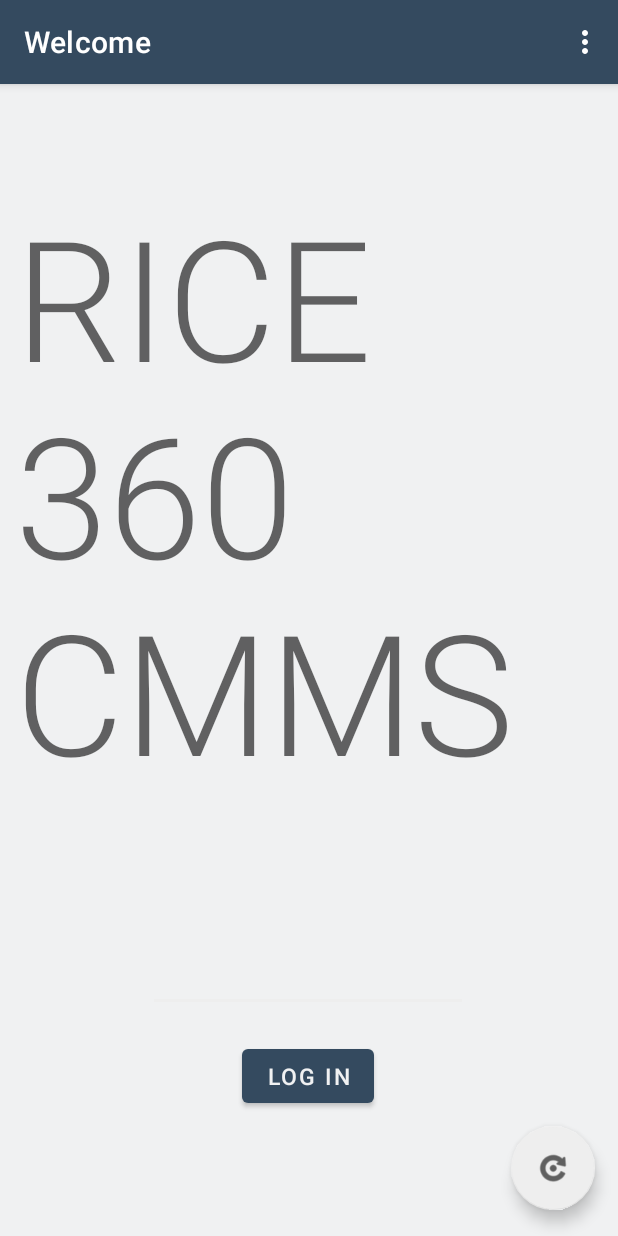
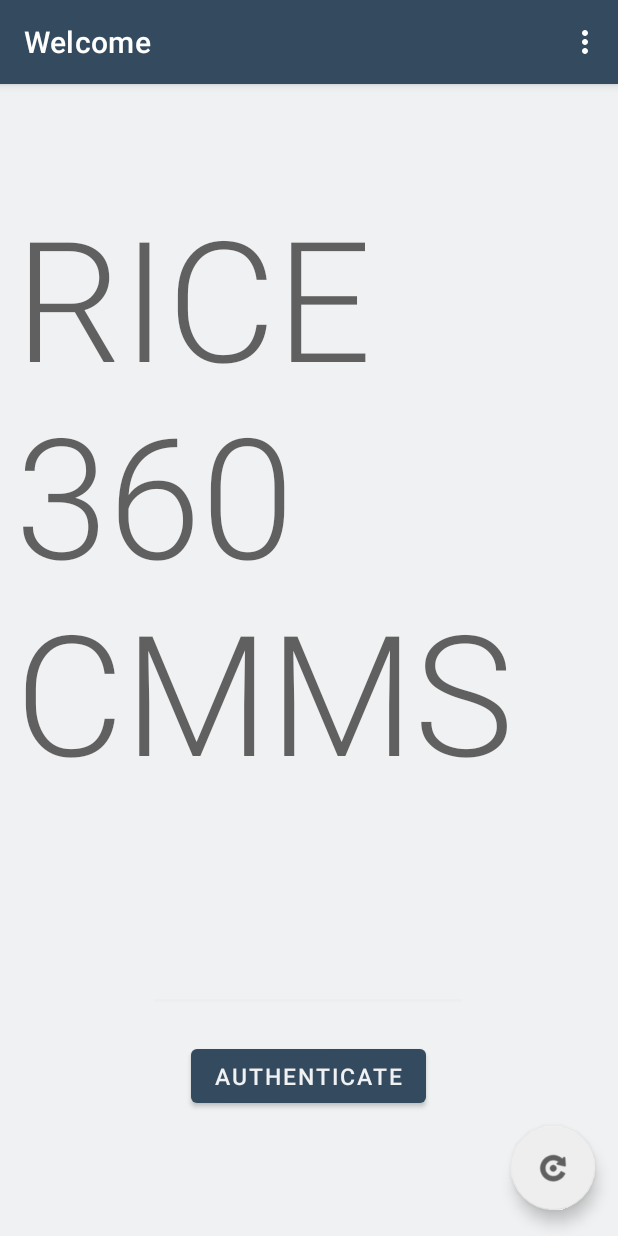
Before and after one commit to JohannPally/Sophia, an Android app: the screen it shows after launch (MainActivity), on a phone screen of 412 x 824 dp. Run offline under Robolectric (Android 15) with nearby library versions, the phone set to English and light mode, and no system bars; our stand-ins replace navigation-ui.

Commit message:
Authenticate

```diff
--- a/app/src/main/java/com/example/myapplication/WelcomeFragment.kt
+++ b/app/src/main/java/com/example/myapplication/WelcomeFragment.kt
@@ -47,6 +47,8 @@ class WelcomeFragment: Fragment() {
         if (activity is MainActivity) {
             dbCtrl = activity.dbctrl;
         }
+
+        Toast.makeText(context as Context, "Please authenticate", Toast.LENGTH_LONG).show()
 
         //========================BINDINGS====================================
 
--- a/app/src/main/res/layout/fragment_welcome_screen.xml
+++ b/app/src/main/res/layout/fragment_welcome_screen.xml
@@ -28,7 +28,7 @@
         android:id="@+id/loginButton"
         android:layout_width="wrap_content"
         android:layout_height="wrap_content"
-        android:text="@string/loginButtonText"
+        android:text="@string/authenticateText"
         android:textSize="15sp"
         app:layout_constraintBottom_toBottomOf="parent"
         app:layout_constraintEnd_toEndOf="parent"
--- a/app/src/main/res/values/strings.xml
+++ b/app/src/main/res/values/strings.xml
@@ -31,5 +31,6 @@
     <string name="authkey_key">AuthKey</string>
     <string name="url_key">URL</string>
     <string name="default_keys">DEFAULT_KEYS</string>
+    <string name="authenticateText">Authenticate</string>
 
 </resources>
```
